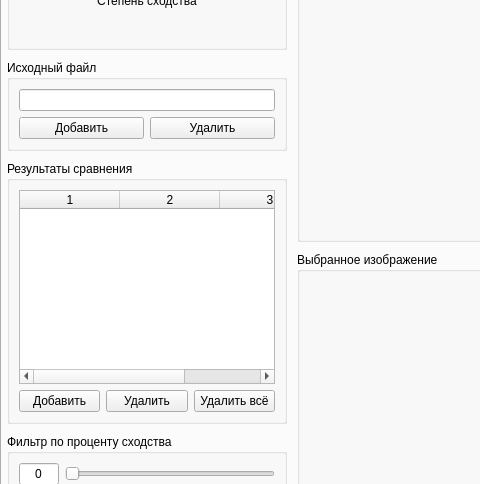
This is design.ui in Norf569/sod-app as Qt 5 draws it before an edit; both pictures show x 0 to 480 and y 97 to 581 of the 800 by 664 pixel window. The edited form follows.
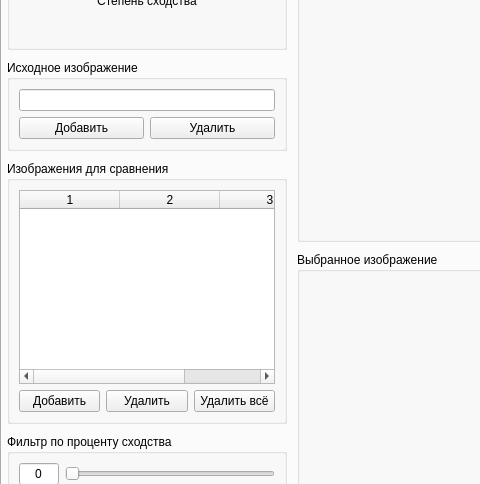
This is the edited form.

Patch:
```diff
--- a/design.ui
+++ b/design.ui
@@ -263,7 +263,7 @@
                  </sizepolicy>
                 </property>
                 <property name="title">
-                 <string>Исходный файл</string>
+                 <string>Исходное изображение</string>
                 </property>
                 <layout class="QVBoxLayout" name="verticalLayout_6">
                  <property name="spacing">
@@ -327,7 +327,7 @@
                  </size>
                 </property>
                 <property name="title">
-                 <string>Результаты сравнения</string>
+                 <string>Изображения для сравнения</string>
                 </property>
                 <layout class="QVBoxLayout" name="verticalLayout_7">
                  <property name="spacing">
```
